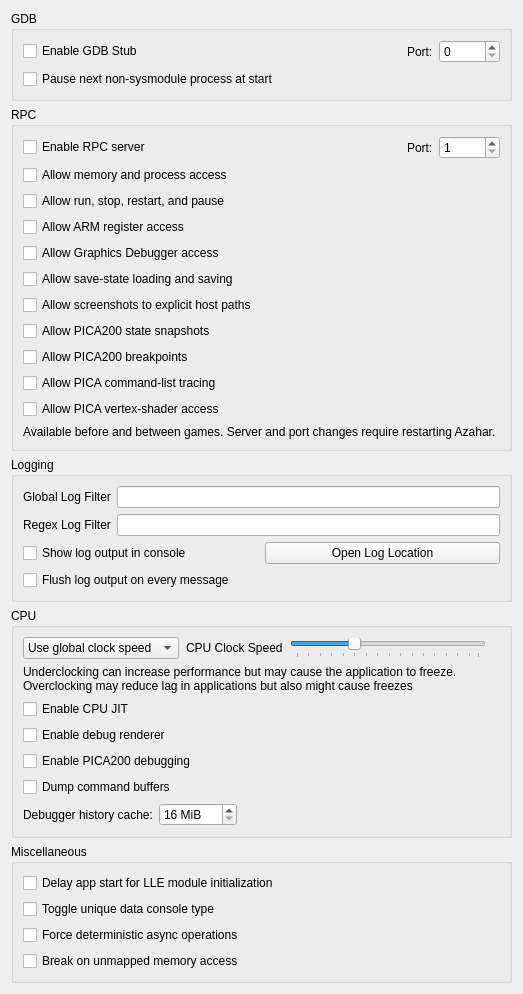
Qt form src/citra_qt/configuration/configure_debug.ui (Nemugaki/azahar) before a commit.
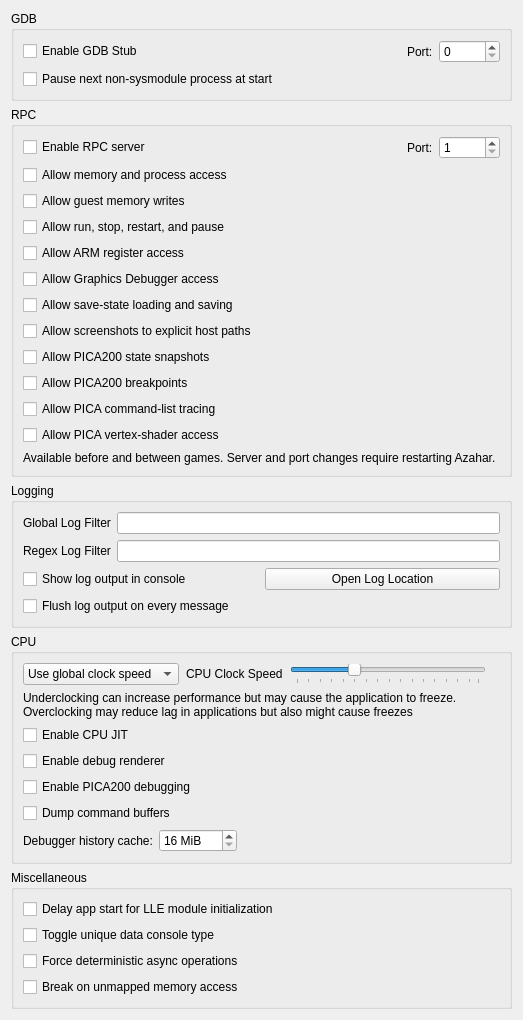
The same form after that commit.

Commit message: Harden RPC validation and memory permissions

```diff
--- a/src/citra_qt/configuration/configure_debug.ui
+++ b/src/citra_qt/configuration/configure_debug.ui
@@ -129,41 +129,51 @@
        </widget>
       </item>
       <item row="2" column="0" colspan="4">
+       <widget class="QCheckBox" name="rpc_allow_memory_write">
+        <property name="text">
+         <string>Allow guest memory writes</string>
+        </property>
+        <property name="toolTip">
+         <string>Permits mutation of guest process, heap, and linear-memory regions.</string>
+        </property>
+       </widget>
+      </item>
+      <item row="3" column="0" colspan="4">
        <widget class="QCheckBox" name="rpc_allow_emulation_control">
         <property name="text">
          <string>Allow run, stop, restart, and pause</string>
         </property>
        </widget>
       </item>
-      <item row="3" column="0" colspan="4">
+      <item row="4" column="0" colspan="4">
        <widget class="QCheckBox" name="rpc_allow_cpu_registers">
         <property name="text">
          <string>Allow ARM register access</string>
         </property>
        </widget>
       </item>
-      <item row="4" column="0" colspan="4">
+      <item row="5" column="0" colspan="4">
        <widget class="QCheckBox" name="rpc_allow_graphics_debugger">
         <property name="text">
          <string>Allow Graphics Debugger access</string>
         </property>
        </widget>
       </item>
-      <item row="5" column="0" colspan="4">
+      <item row="6" column="0" colspan="4">
        <widget class="QCheckBox" name="rpc_allow_save_states">
         <property name="text">
          <string>Allow save-state loading and saving</string>
         </property>
        </widget>
       </item>
-      <item row="6" column="0" colspan="4">
+      <item row="7" column="0" colspan="4">
        <widget class="QCheckBox" name="rpc_allow_screenshots">
         <property name="text">
          <string>Allow screenshots to explicit host paths</string>
         </property>
        </widget>
       </item>
-      <item row="7" column="0" colspan="4">
+      <item row="8" column="0" colspan="4">
        <widget class="QCheckBox" name="rpc_allow_pica_snapshot">
         <property name="text">
          <string>Allow PICA200 state snapshots</string>
@@ -173,7 +183,7 @@
         </property>
        </widget>
       </item>
-      <item row="8" column="0" colspan="4">
+      <item row="9" column="0" colspan="4">
        <widget class="QCheckBox" name="rpc_allow_pica_breakpoints">
         <property name="text">
          <string>Allow PICA200 breakpoints</string>
@@ -183,7 +193,7 @@
         </property>
        </widget>
       </item>
-      <item row="9" column="0" colspan="4">
+      <item row="10" column="0" colspan="4">
        <widget class="QCheckBox" name="rpc_allow_pica_command_list">
         <property name="text">
          <string>Allow PICA command-list tracing</string>
@@ -193,7 +203,7 @@
         </property>
        </widget>
       </item>
-      <item row="10" column="0" colspan="4">
+      <item row="11" column="0" colspan="4">
        <widget class="QCheckBox" name="rpc_allow_pica_vertex_shader">
         <property name="text">
          <string>Allow PICA vertex-shader access</string>
@@ -203,7 +213,7 @@
         </property>
        </widget>
       </item>
-      <item row="11" column="0" colspan="4">
+      <item row="12" column="0" colspan="4">
        <widget class="QLabel" name="rpc_server_info">
         <property name="text">
          <string>Available before and between games. Server and port changes require restarting Azahar.</string>
```
The commit also changes 7 other files.
